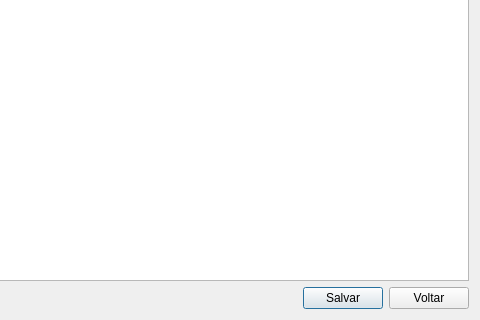
Above: ui/cancelaproduto.ui from darktorres/ERP-STACCATO before the change; both pictures show x 738 to 1218 and y 226 to 546 of the 1218 by 546 pixel window. Below: the same form after it.
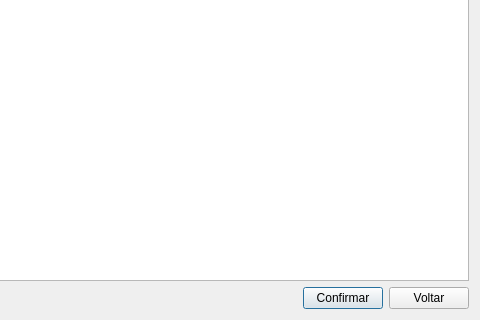
That is the form after the change. Custom widgets are drawn as their Qt base class.

Commit message: Alterar texto do botão

What changed in the file:
```diff
--- a/ui/cancelaproduto.ui
+++ b/ui/cancelaproduto.ui
@@ -48,7 +48,7 @@
      <item>
       <widget class="QPushButton" name="pushButtonSalvar">
        <property name="text">
-        <string>Salvar</string>
+        <string>Confirmar</string>
        </property>
       </widget>
      </item>
```
